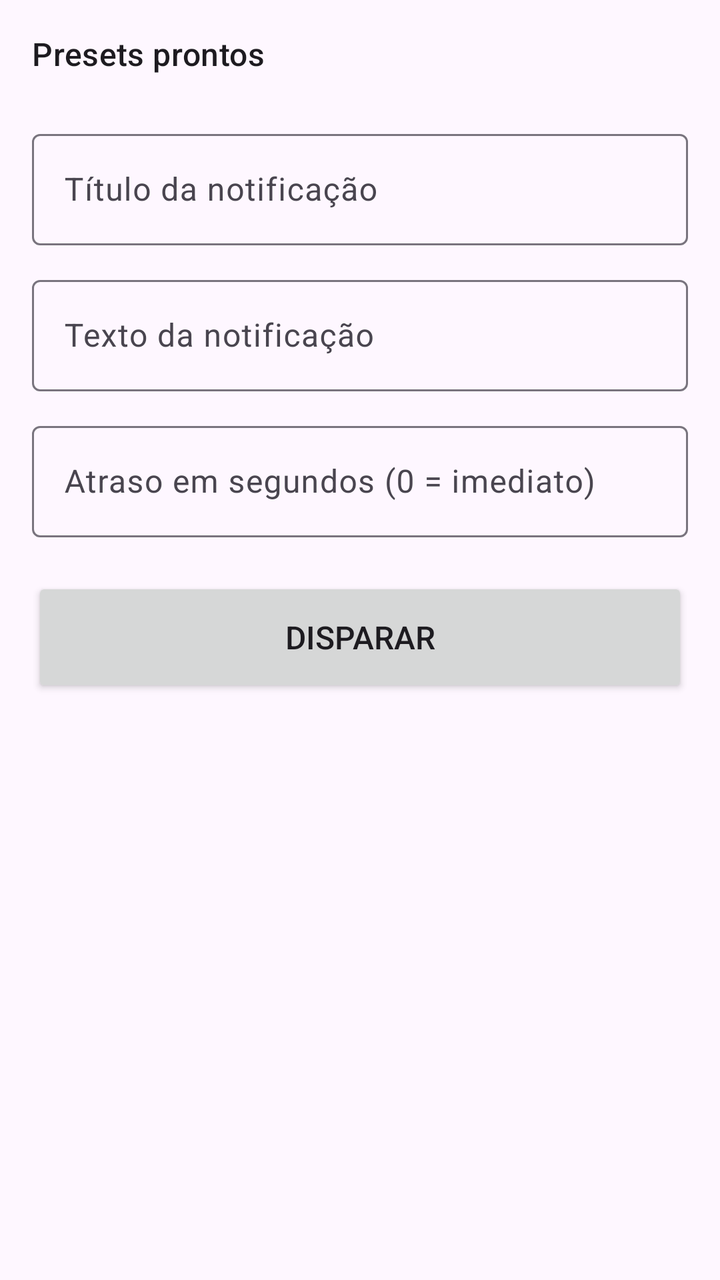
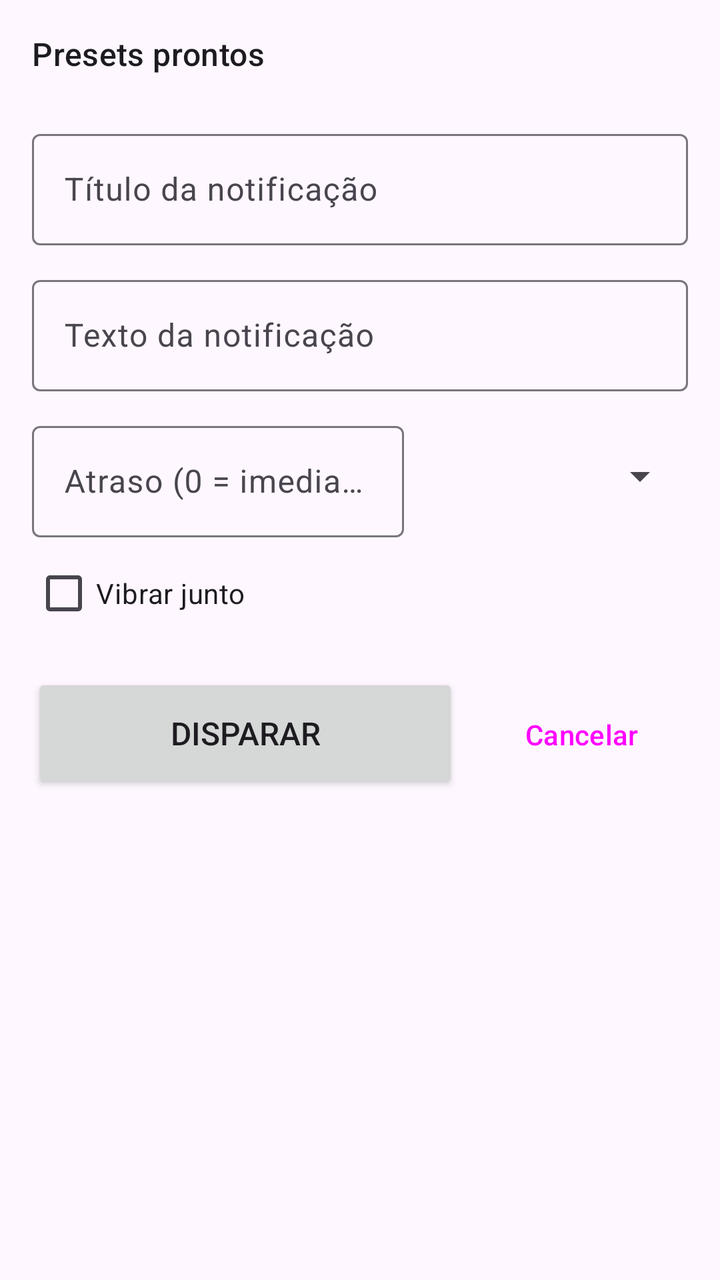

An Android layout rendered at two revisions. The XML below is the earlier revision; the diff shows what the commit changed to produce the second picture.
<!-- AndroidManifest.xml: application theme Theme.ETToolbox -->
<!-- res/layout/fragment_troll.xml -->
<?xml version="1.0" encoding="utf-8"?>
<ScrollView xmlns:android="http://schemas.android.com/apk/res/android"
    android:layout_width="match_parent"
    android:layout_height="match_parent">

    <LinearLayout
        android:layout_width="match_parent"
        android:layout_height="wrap_content"
        android:orientation="vertical"
        android:padding="16dp">

        <TextView
            android:layout_width="match_parent"
            android:layout_height="wrap_content"
            android:text="@string/troll_presets"
            android:textAppearance="?attr/textAppearanceTitleMedium" />

        <com.google.android.material.chip.ChipGroup
            android:id="@+id/chip_group"
            android:layout_width="match_parent"
            android:layout_height="wrap_content"
            android:layout_marginTop="8dp"
            app:singleLine="true"
            xmlns:app="http://schemas.android.com/apk/res-auto" />

        <com.google.android.material.textfield.TextInputLayout
            android:layout_width="match_parent"
            android:layout_height="wrap_content"
            android:layout_marginTop="16dp"
            android:hint="@string/troll_hint_title">

            <com.google.android.material.textfield.TextInputEditText
                android:id="@+id/troll_title"
                android:layout_width="match_parent"
                android:layout_height="wrap_content" />
        </com.google.android.material.textfield.TextInputLayout>

        <com.google.android.material.textfield.TextInputLayout
            android:layout_width="match_parent"
            android:layout_height="wrap_content"
            android:layout_marginTop="12dp"
            android:hint="@string/troll_hint_body">

            <com.google.android.material.textfield.TextInputEditText
                android:id="@+id/troll_body"
                android:layout_width="match_parent"
                android:layout_height="wrap_content" />
        </com.google.android.material.textfield.TextInputLayout>

        <com.google.android.material.textfield.TextInputLayout
            android:layout_width="match_parent"
            android:layout_height="wrap_content"
            android:layout_marginTop="12dp"
            android:hint="@string/troll_delay">

            <com.google.android.material.textfield.TextInputEditText
                android:id="@+id/troll_delay"
                android:layout_width="match_parent"
                android:layout_height="wrap_content"
                android:inputType="number" />
        </com.google.android.material.textfield.TextInputLayout>

        <Button
            android:id="@+id/btn_send"
            android:layout_width="match_parent"
            android:layout_height="60dp"
            android:layout_marginTop="20dp"
            android:text="@string/troll_send"
            android:textSize="16sp" />
    </LinearLayout>
</ScrollView>
<!-- resources referenced by this layout -->
<resources>
  <string name="troll_delay">Atraso em segundos (0 = imediato)</string>
  <string name="troll_hint_body">Texto da notificação</string>
  <string name="troll_hint_title">Título da notificação</string>
  <string name="troll_presets">Presets prontos</string>
  <string name="troll_send">Disparar</string>
  <style name="Theme.ETToolbox" parent="Theme.Material3.DayNight.NoActionBar">
          <item name="colorPrimary">@color/et_primary</item>
          <item name="android:statusBarColor">?attr/colorSurface</item>
          <item name="android:windowLightStatusBar">true</item>
      </style>
  <color name="et_primary">#2E7D32</color>
</resources>

<!-- the commit's change to res/layout/fragment_troll.xml (unified diff, before → after) -->
@@ -1,5 +1,6 @@
 <?xml version="1.0" encoding="utf-8"?>
 <ScrollView xmlns:android="http://schemas.android.com/apk/res/android"
+    xmlns:app="http://schemas.android.com/apk/res-auto"
     android:layout_width="match_parent"
     android:layout_height="match_parent">
 
@@ -15,13 +16,18 @@
             android:text="@string/troll_presets"
             android:textAppearance="?attr/textAppearanceTitleMedium" />
 
-        <com.google.android.material.chip.ChipGroup
-            android:id="@+id/chip_group"
+        <HorizontalScrollView
             android:layout_width="match_parent"
             android:layout_height="wrap_content"
             android:layout_marginTop="8dp"
-            app:singleLine="true"
-            xmlns:app="http://schemas.android.com/apk/res-auto" />
+            android:scrollbars="none">
+
+            <com.google.android.material.chip.ChipGroup
+                android:id="@+id/chip_group"
+                android:layout_width="wrap_content"
+                android:layout_height="wrap_content"
+                app:singleLine="true" />
+        </HorizontalScrollView>
 
         <com.google.android.material.textfield.TextInputLayout
             android:layout_width="match_parent"
@@ -47,25 +53,62 @@
                 android:layout_height="wrap_content" />
         </com.google.android.material.textfield.TextInputLayout>
 
-        <com.google.android.material.textfield.TextInputLayout
+        <LinearLayout
             android:layout_width="match_parent"
             android:layout_height="wrap_content"
             android:layout_marginTop="12dp"
-            android:hint="@string/troll_delay">
+            android:gravity="center_vertical"
+            android:orientation="horizontal">
 
-            <com.google.android.material.textfield.TextInputEditText
-                android:id="@+id/troll_delay"
-                android:layout_width="match_parent"
+            <com.google.android.material.textfield.TextInputLayout
+                android:layout_width="0dp"
                 android:layout_height="wrap_content"
-                android:inputType="number" />
-        </com.google.android.material.textfield.TextInputLayout>
+                android:layout_weight="1"
+                android:hint="@string/troll_delay">
 
-        <Button
-            android:id="@+id/btn_send"
+                <com.google.android.material.textfield.TextInputEditText
+                    android:id="@+id/troll_delay"
+                    android:layout_width="match_parent"
+                    android:layout_height="wrap_content"
+                    android:inputType="number" />
+            </com.google.android.material.textfield.TextInputLayout>
+
+            <Spinner
+                android:id="@+id/spinner_unit"
+                android:layout_width="130dp"
+                android:layout_height="56dp"
+                android:layout_marginStart="12dp" />
+        </LinearLayout>
+
+        <CheckBox
+            android:id="@+id/cb_vibrate"
+            android:layout_width="wrap_content"
+            android:layout_height="wrap_content"
+            android:layout_marginTop="4dp"
+            android:text="@string/troll_vibrate" />
+
+        <LinearLayout
             android:layout_width="match_parent"
-            android:layout_height="60dp"
-            android:layout_marginTop="20dp"
-            android:text="@string/troll_send"
-            android:textSize="16sp" />
+            android:layout_height="wrap_content"
+            android:layout_marginTop="16dp"
+            android:orientation="horizontal">
+
+            <Button
+                android:id="@+id/btn_send"
+                android:layout_width="0dp"
+                android:layout_height="60dp"
+                android:layout_weight="2"
+                android:text="@string/troll_send"
+                android:textSize="16sp" />
+
+            <Button
+                android:id="@+id/btn_troll_cancel"
+                style="?attr/materialButtonOutlinedStyle"
+                android:layout_width="0dp"
+                android:layout_height="60dp"
+                android:layout_marginStart="8dp"
+                android:layout_weight="1"
+                android:text="@string/troll_cancel" />
+        </LinearLayout>
     </LinearLayout>
 </ScrollView>
<!-- resource entries referenced after the edit -->
@@ -1,10 +1,12 @@
 <!-- resources referenced by this layout -->
 <resources>
-  <string name="troll_delay">Atraso em segundos (0 = imediato)</string>
+  <string name="troll_cancel">Cancelar</string>
+  <string name="troll_delay">Atraso (0 = imediato)</string>
   <string name="troll_hint_body">Texto da notificação</string>
   <string name="troll_hint_title">Título da notificação</string>
   <string name="troll_presets">Presets prontos</string>
   <string name="troll_send">Disparar</string>
+  <string name="troll_vibrate">Vibrar junto</string>
   <style name="Theme.ETToolbox" parent="Theme.Material3.DayNight.NoActionBar">
           <item name="colorPrimary">@color/et_primary</item>
           <item name="android:statusBarColor">?attr/colorSurface</item>
